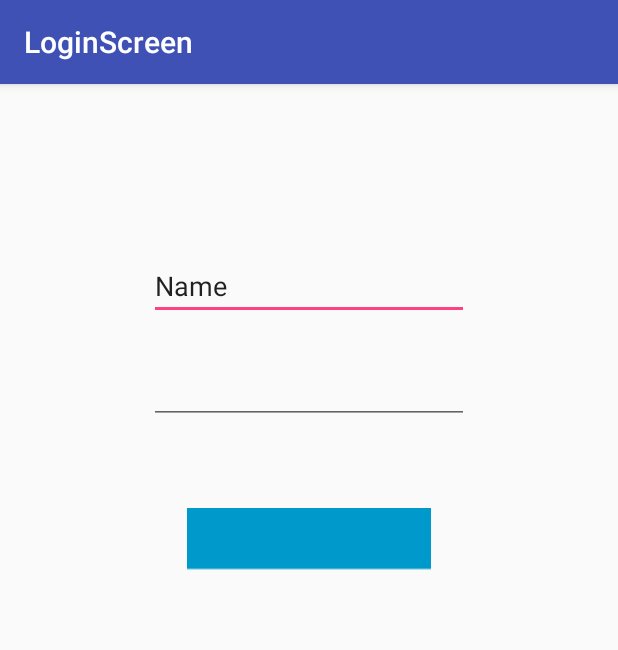
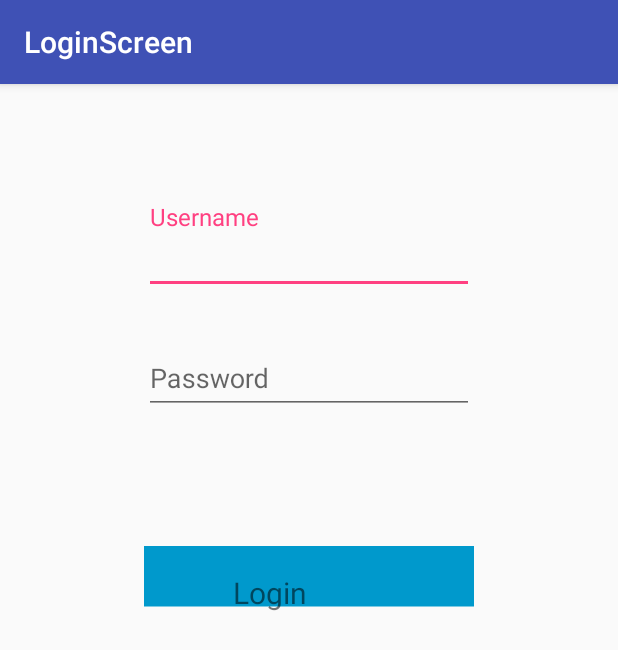
Before and after one commit to kevincianfarini/LoginScreen, an Android app: the screen it shows after launch (LoginActivity), on a phone screen of 412 x 824 dp. Shown: the top 650 px of the screen. Run offline under Robolectric (Android 15) with nearby library versions, the phone set to English and light mode, and no system bars.

Commit message:
major changes to loginscreen.xml

```diff
--- a/app/build.gradle
+++ b/app/build.gradle
@@ -20,11 +20,12 @@ android {
 }
 
 dependencies {
-    compile fileTree(dir: 'libs', include: ['*.jar'])
+    compile fileTree(include: ['*.jar'], dir: 'libs')
     androidTestCompile('com.android.support.test.espresso:espresso-core:2.2.2', {
         exclude group: 'com.android.support', module: 'support-annotations'
     })
     compile 'com.android.support:appcompat-v7:25.1.0'
     testCompile 'junit:junit:4.12'
     compile 'com.android.support.constraint:constraint-layout:1.0.0-beta4'
+    compile 'com.android.support:design:25.1.1'
 }
--- a/app/src/main/java/com/example/kevin/loginscreen/LoginActivity.java
+++ b/app/src/main/java/com/example/kevin/loginscreen/LoginActivity.java
@@ -2,31 +2,32 @@ package com.example.kevin.loginscreen;
 
 import android.content.Intent;
 import android.os.Bundle;
+import android.support.design.widget.Snackbar;
 import android.support.v7.app.AppCompatActivity;
 import android.view.View;
 import android.widget.EditText;
-import android.widget.ImageView;
+import android.widget.Toast;
 
 public class LoginActivity extends AppCompatActivity {
 
     private EditText username;
     private EditText password;
-    private ImageView login_button;
 
 
     @Override
     protected void onCreate(Bundle savedInstanceState) {
         super.onCreate(savedInstanceState);
         setContentView(R.layout.activity_login_screen);
-        username = (EditText) findViewById(R.id.editText);
-        password = (EditText) findViewById(R.id.editText2);
-        login_button = (ImageView) findViewById(R.id.login_button);
+        username = (EditText) findViewById(R.id.username);
+        password = (EditText) findViewById(R.id.password);
     }
 
     public void checkLogin(View v) {
         if ((this.username.getText().toString().equals("Kevin")) &&
                 (this.password.getText().toString().equals("poop"))) {
             this.launchMain();
+        } else {
+            Snackbar.make(findViewById(R.id.password), "Wrong username or password, dummy", Snackbar.LENGTH_LONG).show();
         }
     }
 
--- a/app/src/main/res/layout/activity_login_screen.xml
+++ b/app/src/main/res/layout/activity_login_screen.xml
@@ -6,44 +6,71 @@
     android:layout_width="match_parent"
     android:layout_height="match_parent">
 
-    <EditText
-        android:layout_width="wrap_content"
+    <android.support.design.widget.TextInputLayout
+        android:layout_width="220dp"
         android:layout_height="wrap_content"
-        android:inputType="textPersonName"
-        android:text="Name"
-        android:ems="10"
-        android:id="@+id/editText"
-        android:layout_marginStart="16dp"
-        app:layout_constraintLeft_toLeftOf="parent"
-        android:layout_marginEnd="16dp"
-        app:layout_constraintRight_toRightOf="parent"
-        android:layout_marginTop="112dp"
-        app:layout_constraintTop_toTopOf="parent" />
-
-    <EditText
-        android:layout_width="wrap_content"
-        android:layout_height="wrap_content"
-        android:inputType="textPassword"
-        android:ems="10"
-        android:id="@+id/editText2"
-        android:layout_marginTop="24dp"
-        app:layout_constraintTop_toBottomOf="@+id/editText"
+        android:id="@+id/username_wrapper"
+        android:layout_marginTop="80dp"
+        app:layout_constraintTop_toTopOf="parent"
         android:layout_marginEnd="16dp"
         app:layout_constraintRight_toRightOf="parent"
         android:layout_marginStart="16dp"
-        app:layout_constraintLeft_toLeftOf="parent" />
+        app:layout_constraintLeft_toLeftOf="parent"
+        app:hintTextAppearance="@style/TextInputLayout">
 
-    <android.support.v7.widget.AppCompatImageView
+        <android.support.design.widget.TextInputEditText
+            android:layout_width="match_parent"
+            android:layout_height="wrap_content"
+            android:id="@+id/username"
+            android:hint="@string/username"/>
+
+    </android.support.design.widget.TextInputLayout>
+
+    <android.support.design.widget.TextInputLayout
         android:layout_width="220dp"
-        android:layout_height="81dp"
-        app:srcCompat="@drawable/login_button"
-        android:id="@+id/login_button"
-        android:layout_marginTop="56dp"
-        app:layout_constraintTop_toBottomOf="@+id/editText2"
+        android:layout_height="wrap_content"
+        android:layout_marginTop="24dp"
+        app:layout_constraintTop_toBottomOf="@+id/username_wrapper"
         android:layout_marginEnd="16dp"
+        app:layout_constraintRight_toRightOf="parent"
         android:layout_marginStart="16dp"
         app:layout_constraintLeft_toLeftOf="parent"
+        android:id="@+id/textInputLayout">
+
+        <android.support.design.widget.TextInputEditText
+            android:layout_width="match_parent"
+            android:layout_height="wrap_content"
+            android:id="@+id/password"
+            android:hint="@string/password"
+            android:inputType="textPassword"/>
+
+    </android.support.design.widget.TextInputLayout>
+
+    <ImageButton
+        android:layout_width="220dp"
+        android:layout_height="80dp"
+        android:onClick="checkLogin"
+        android:src="@drawable/login_button"
+        android:layout_marginTop="88dp"
+        app:layout_constraintTop_toBottomOf="@+id/textInputLayout"
+        android:layout_marginEnd="16dp"
         app:layout_constraintRight_toRightOf="parent"
-        android:onClick="checkLogin"/>
+        android:layout_marginStart="16dp"
+        app:layout_constraintLeft_toLeftOf="parent"
+        android:background="@null"
+        android:id="@+id/imageButton" />
+
+    <TextView
+        android:layout_width="102dp"
+        android:layout_height="46dp"
+        android:clickable="false"
+        android:text="@string/login"
+        android:textSize="20sp"
+        app:layout_constraintRight_toRightOf="@+id/imageButton"
+        app:layout_constraintLeft_toLeftOf="@+id/imageButton"
+        app:layout_constraintBottom_toBottomOf="@+id/imageButton"
+        app:layout_constraintTop_toTopOf="@+id/imageButton" />
+
+
 
 </android.support.constraint.ConstraintLayout>
--- a/app/src/main/res/values/strings.xml
+++ b/app/src/main/res/values/strings.xml
@@ -1,3 +1,7 @@
 <resources>
     <string name="app_name">LoginScreen</string>
+    <string name="name">Name</string>
+    <string name="username">Username</string>
+    <string name="password">Password</string>
+    <string name="login">Login</string>
 </resources>
--- a/app/src/main/res/values/styles.xml
+++ b/app/src/main/res/values/styles.xml
@@ -8,4 +8,7 @@
         <item name="colorAccent">@color/colorAccent</item>
     </style>
 
+    <style name="TextInputLayout" parent="@android:style/TextAppearance">
+        <item name="android:textColor">@color/colorAccent</item>
+    </style>
 </resources>
```
